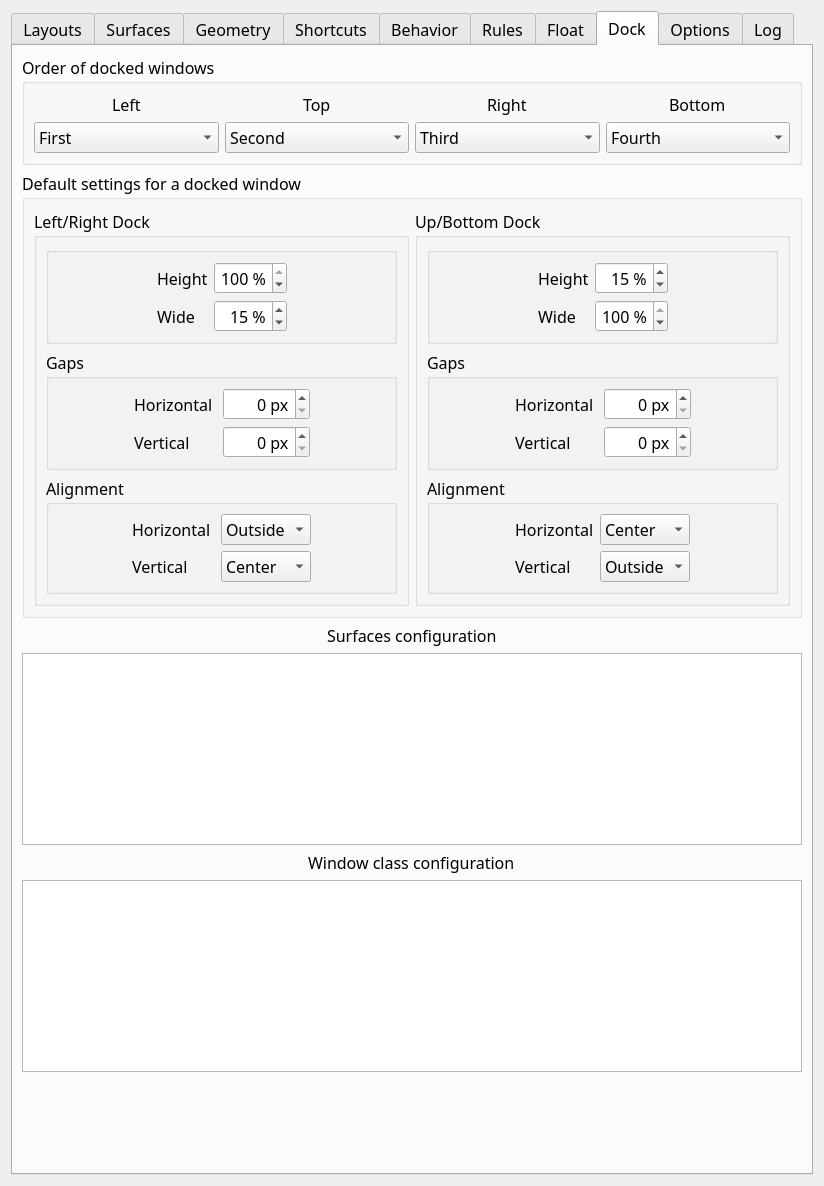
The window that res/config.ui (AndyEveritt/Krohnkite) describes before a commit, drawn with Qt 5.
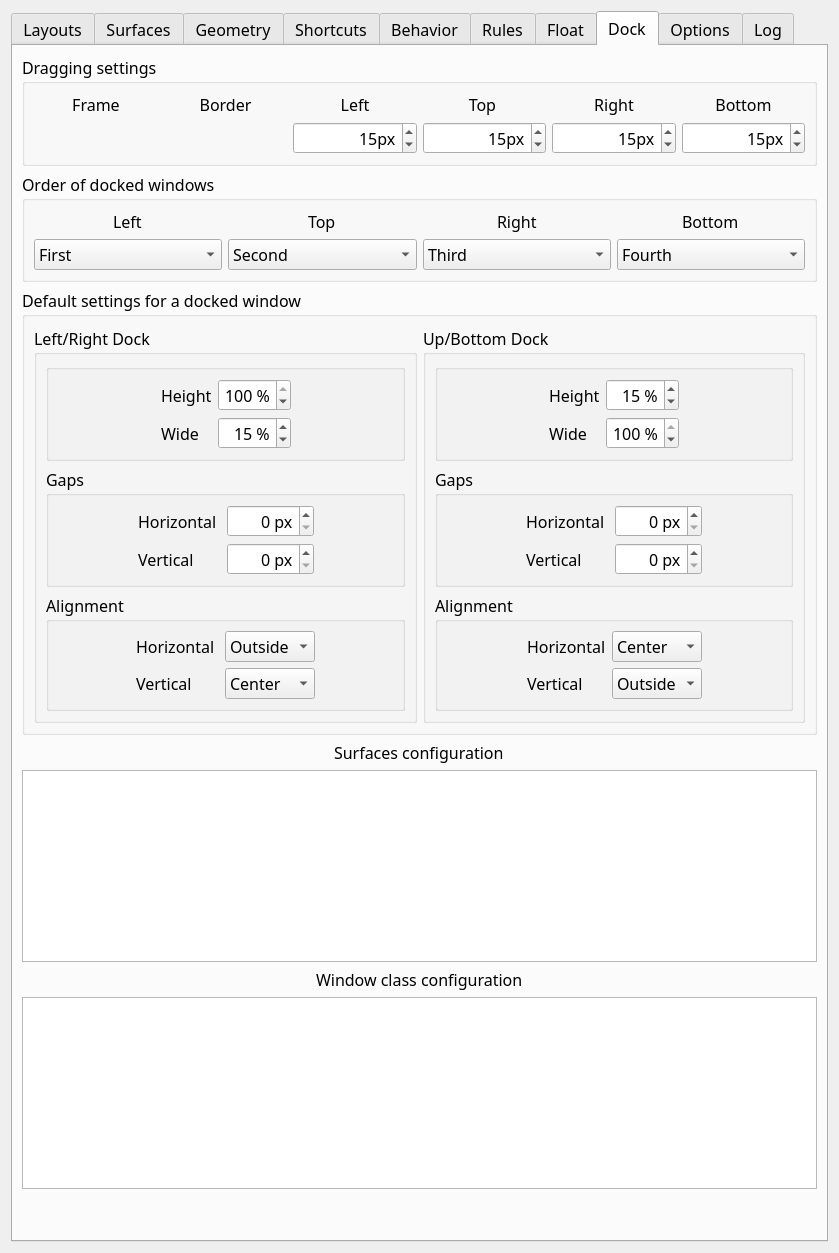
The same window after the commit. The open tabs and pages were chosen to show the change. Icons and pictures are not drawn. Custom widgets are drawn as their Qt base class.

Commit message: ADD: ability to drag Docked widnows, swap them  and dragging to dock tiled windows

```diff
--- a/res/config.ui
+++ b/res/config.ui
@@ -6,8 +6,8 @@
    <rect>
     <x>0</x>
     <y>0</y>
-    <width>824</width>
-    <height>1177</height>
+    <width>837</width>
+    <height>1250</height>
    </rect>
   </property>
   <property name="sizePolicy">
@@ -18,7 +18,7 @@
   </property>
   <property name="minimumSize">
    <size>
-    <width>440</width>
+    <width>0</width>
     <height>0</height>
    </size>
   </property>
@@ -57,7 +57,7 @@
       <string notr="true">font: 12pt &quot;Noto Sans&quot;;</string>
      </property>
      <property name="currentIndex">
-      <number>4</number>
+      <number>0</number>
      </property>
      <widget class="QWidget" name="_1_layoutsTab">
       <property name="sizePolicy">
@@ -4628,17 +4628,7 @@
        <string>Dock</string>
       </attribute>
       <layout class="QGridLayout" name="gridLayout_12">
-       <item row="2" column="0" alignment="Qt::AlignmentFlag::AlignHCenter">
-        <widget class="QLabel" name="label_27">
-         <property name="toolTip">
-          <string>&lt;html&gt;&lt;head/&gt;&lt;body&gt;&lt;p&gt;hv - short name&lt;/p&gt;&lt;/body&gt;&lt;/html&gt;</string>
-         </property>
-         <property name="text">
-          <string>Surfaces configuration</string>
-         </property>
-        </widget>
-       </item>
-       <item row="0" column="0">
+       <item row="1" column="0">
         <widget class="QGroupBox" name="groupBox_16">
          <property name="sizePolicy">
           <sizepolicy hsizetype="Minimum" vsizetype="Maximum">
@@ -4646,6 +4636,12 @@
            <verstretch>0</verstretch>
           </sizepolicy>
          </property>
+         <property name="minimumSize">
+          <size>
+           <width>0</width>
+           <height>0</height>
+          </size>
+         </property>
          <property name="toolTip">
           <string>&lt;html&gt;&lt;head/&gt;&lt;body&gt;&lt;p&gt;hv - short name&lt;/p&gt;&lt;/body&gt;&lt;/html&gt;</string>
          </property>
@@ -4659,71 +4655,6 @@
           <bool>true</bool>
          </property>
          <layout class="QGridLayout" name="gridLayout_16">
-          <item row="0" column="0" alignment="Qt::AlignmentFlag::AlignHCenter">
-           <widget class="QLabel" name="label_17">
-            <property name="toolTip">
-             <string>&lt;html&gt;&lt;head/&gt;&lt;body&gt;&lt;p&gt;hv - short name&lt;/p&gt;&lt;/body&gt;&lt;/html&gt;</string>
-            </property>
-            <property name="text">
-             <string>Left</string>
-            </property>
-           </widget>
-          </item>
-          <item row="0" column="2" alignment="Qt::AlignmentFlag::AlignHCenter">
-           <widget class="QLabel" name="label_29">
-            <property name="toolTip">
-             <string>&lt;html&gt;&lt;head/&gt;&lt;body&gt;&lt;p&gt;hv - short name&lt;/p&gt;&lt;/body&gt;&lt;/html&gt;</string>
-            </property>
-            <property name="text">
-             <string>Right</string>
-            </property>
-           </widget>
-          </item>
-          <item row="0" column="1" alignment="Qt::AlignmentFlag::AlignHCenter">
-           <widget class="QLabel" name="label_18">
-            <property name="toolTip">
-             <string>&lt;html&gt;&lt;head/&gt;&lt;body&gt;&lt;p&gt;hv - short name&lt;/p&gt;&lt;/body&gt;&lt;/html&gt;</string>
-            </property>
-            <property name="text">
-             <string>Top</string>
-            </property>
-           </widget>
-          </item>
-          <item row="1" column="0">
-           <widget class="QComboBox" name="kcfg_dockOrderLeft">
-            <property name="focusPolicy">
-             <enum>Qt::FocusPolicy::ClickFocus</enum>
-            </property>
-            <property name="currentIndex">
-             <number>1</number>
-            </property>
-            <item>
-             <property name="text">
-              <string>Off</string>
-             </property>
-            </item>
-            <item>
-             <property name="text">
-              <string>First</string>
-             </property>
-            </item>
-            <item>
-             <property name="text">
-              <string>Second</string>
-             </property>
-            </item>
-            <item>
-             <property name="text">
-              <string>Third</string>
-             </property>
-            </item>
-            <item>
-             <property name="text">
-              <string>Fourth</string>
-             </property>
-            </item>
-           </widget>
-          </item>
           <item row="0" column="3" alignment="Qt::AlignmentFlag::AlignHCenter">
            <widget class="QLabel" name="label_30">
             <property name="toolTip">
@@ -4734,6 +4665,41 @@
             </property>
            </widget>
           </item>
+          <item row="1" column="3">
+           <widget class="QComboBox" name="kcfg_dockOrderBottom">
+            <property name="focusPolicy">
+             <enum>Qt::FocusPolicy::ClickFocus</enum>
+            </property>
+            <property name="currentIndex">
+             <number>4</number>
+            </property>
+            <item>
+             <property name="text">
+              <string>Off</string>
+             </property>
+            </item>
+            <item>
+             <property name="text">
+              <string>First</string>
+             </property>
+            </item>
+            <item>
+             <property name="text">
+              <string>Second</string>
+             </property>
+            </item>
+            <item>
+             <property name="text">
+              <string>Third</string>
+             </property>
+            </item>
+            <item>
+             <property name="text">
+              <string>Fourth</string>
+             </property>
+            </item>
+           </widget>
+          </item>
           <item row="1" column="1">
            <widget class="QComboBox" name="kcfg_dockOrderTop">
             <property name="focusPolicy">
@@ -4807,13 +4773,23 @@
             </item>
            </widget>
           </item>
-          <item row="1" column="3">
-           <widget class="QComboBox" name="kcfg_dockOrderBottom">
+          <item row="0" column="0" alignment="Qt::AlignmentFlag::AlignHCenter">
+           <widget class="QLabel" name="label_17">
+            <property name="toolTip">
+             <string>&lt;html&gt;&lt;head/&gt;&lt;body&gt;&lt;p&gt;hv - short name&lt;/p&gt;&lt;/body&gt;&lt;/html&gt;</string>
+            </property>
+            <property name="text">
+             <string>Left</string>
+            </property>
+           </widget>
+          </item>
+          <item row="1" column="0">
+           <widget class="QComboBox" name="kcfg_dockOrderLeft">
             <property name="focusPolicy">
              <enum>Qt::FocusPolicy::ClickFocus</enum>
             </property>
             <property name="currentIndex">
-             <number>4</number>
+             <number>1</number>
             </property>
             <item>
              <property name="text">
@@ -4842,10 +4818,30 @@
             </item>
            </widget>
           </item>
+          <item row="0" column="2" alignment="Qt::AlignmentFlag::AlignHCenter">
+           <widget class="QLabel" name="label_29">
+            <property name="toolTip">
+             <string>&lt;html&gt;&lt;head/&gt;&lt;body&gt;&lt;p&gt;hv - short name&lt;/p&gt;&lt;/body&gt;&lt;/html&gt;</string>
+            </property>
+            <property name="text">
+             <string>Right</string>
+            </property>
+           </widget>
+          </item>
+          <item row="0" column="1" alignment="Qt::AlignmentFlag::AlignHCenter">
+           <widget class="QLabel" name="label_18">
+            <property name="toolTip">
+             <string>&lt;html&gt;&lt;head/&gt;&lt;body&gt;&lt;p&gt;hv - short name&lt;/p&gt;&lt;/body&gt;&lt;/html&gt;</string>
+            </property>
+            <property name="text">
+             <string>Top</string>
+            </property>
+           </widget>
+          </item>
          </layout>
         </widget>
        </item>
-       <item row="6" column="0">
+       <item row="7" column="0">
         <spacer name="verticalSpacer_6">
          <property name="toolTip">
           <string>&lt;html&gt;&lt;head/&gt;&lt;body&gt;&lt;p&gt;hv - short name&lt;/p&gt;&lt;/body&gt;&lt;/html&gt;</string>
@@ -4861,14 +4857,17 @@
          </property>
         </spacer>
        </item>
-       <item row="3" column="0">
-        <widget class="QPlainTextEdit" name="kcfg_dockSurfacesConfig">
+       <item row="3" column="0" alignment="Qt::AlignmentFlag::AlignHCenter">
+        <widget class="QLabel" name="label_27">
          <property name="toolTip">
-          <string>&lt;html&gt;&lt;head/&gt;&lt;body&gt;&lt;p&gt;&lt;span style=&quot; font-size:12pt;&quot;&gt;Overriding default parameters for every surface. Format: &lt;/span&gt;&lt;span style=&quot; font-size:12pt; font-weight:700;&quot;&gt;OuputName:ActivityId:VirtualDesktopName:shortname=value,shortname=value... &amp;lt;Enter&amp;gt;&lt;/span&gt;&lt;/p&gt;&lt;p&gt;&lt;span style=&quot; font-size:12pt;&quot;&gt;You can only write down parameters you want to change. You can see the short name of the parameter if you hover over any default parameter above.&lt;/span&gt;&lt;/p&gt;&lt;p&gt;&lt;span style=&quot; font-size:12pt;&quot;&gt;Next example override three params on all surfaces with OutputName=HDMI-A-1 &lt;/span&gt;&lt;/p&gt;&lt;p&gt;&lt;span style=&quot; font-size:12pt; font-weight:700;&quot;&gt;HDMI-A-1:::hh=80,vw=80,ha=left&lt;/span&gt;&lt;/p&gt;&lt;p&gt;&lt;span style=&quot; font-size:12pt;&quot;&gt;this one, will override two params only for defined display, virtual desktop and activity&lt;/span&gt;&lt;/p&gt;&lt;p&gt;&lt;span style=&quot; font-size:12pt; font-weight:700;&quot;&gt;HDMI-A-1:99e10d31-e8f3-44aa-bbed-2a543f13fa54:Desktop 1:vg=5,va=2&lt;/span&gt;&lt;/p&gt;&lt;/body&gt;&lt;/html&gt;</string>
+          <string>&lt;html&gt;&lt;head/&gt;&lt;body&gt;&lt;p&gt;hv - short name&lt;/p&gt;&lt;/body&gt;&lt;/html&gt;</string>
+         </property>
+         <property name="text">
+          <string>Surfaces configuration</string>
          </property>
         </widget>
        </item>
-       <item row="1" column="0">
+       <item row="2" column="0">
         <widget class="QGroupBox" name="groupBox_15">
          <property name="sizePolicy">
           <sizepolicy hsizetype="Minimum" vsizetype="Preferred">
@@ -4932,7 +4931,7 @@
                 <item row="0" column="0">
                  <spacer name="horizontalSpacer_5">
                   <property name="toolTip">
-                   <string>&lt;html&gt;&lt;head/&gt;&lt;body&gt;&lt;p&gt;hv - short name&lt;/p&gt;&lt;/body&gt;&lt;/html&gt;</string>
+                   <string>Horizontal Spacer 'horizontalSpacer_5', 40 x 20</string>
                   </property>
                   <property name="orientation">
                    <enum>Qt::Orientation::Horizontal</enum>
@@ -5602,7 +5601,7 @@
          </layout>
         </widget>
        </item>
-       <item row="4" column="0" alignment="Qt::AlignmentFlag::AlignHCenter">
+       <item row="5" column="0" alignment="Qt::AlignmentFlag::AlignHCenter">
         <widget class="QLabel" name="label_28">
          <property name="toolTip">
           <string>&lt;html&gt;&lt;head/&gt;&lt;body&gt;&lt;p&gt;hv - short name&lt;/p&gt;&lt;/body&gt;&lt;/html&gt;</string>
@@ -5612,13 +5611,264 @@
          </property>
         </widget>
        </item>
-       <item row="5" column="0">
+       <item row="6" column="0">
         <widget class="QPlainTextEdit" name="kcfg_dockWindowClassConfig">
          <property name="toolTip">
           <string>&lt;html&gt;&lt;head/&gt;&lt;body&gt;&lt;p&gt;Overriding default parameters for the specified WindowClass. Format:&lt;/p&gt;&lt;p&gt;&lt;span style=&quot; font-weight:700;&quot;&gt;WindowClass&lt;/span&gt;&lt;span style=&quot; font-weight:700; color:#ff0000;&quot;&gt;:&lt;/span&gt;&lt;span style=&quot; font-weight:700;&quot;&gt;SpecialFlag,SpecialFlag...&lt;/span&gt;&lt;span style=&quot; font-weight:700; color:#ff0000;&quot;&gt;:&lt;/span&gt;&lt;span style=&quot; font-weight:700;&quot;&gt;shortname=value,shortname=value...&amp;lt;Enter&amp;gt;&lt;/span&gt;&lt;/p&gt;&lt;p&gt;format with specified titlе, you can specify only part of the title by writing it in square brackets:&lt;/p&gt;&lt;p&gt;&lt;span style=&quot; font-weight:700;&quot;&gt;WindowClass&lt;/span&gt;&lt;span style=&quot; font-weight:700; color:#ff0000;&quot;&gt;:&lt;/span&gt;&lt;span style=&quot; font-weight:700;&quot;&gt;Title&lt;/span&gt;&lt;span style=&quot; font-weight:700; color:#ff0000;&quot;&gt;:&lt;/span&gt;&lt;span style=&quot; font-weight:700;&quot;&gt;SpecialFlag,SpecialFlag...&lt;/span&gt;&lt;span style=&quot; font-weight:700; color:#ff0000;&quot;&gt;:&lt;/span&gt;&lt;span style=&quot; font-weight:700;&quot;&gt;shortname=value,shortname=value...&amp;lt;Enter&amp;gt;&lt;/span&gt;&lt;/p&gt;&lt;p&gt;&lt;span style=&quot; font-weight:700;&quot;&gt;pin - &lt;/span&gt;docked window with this flag will displace another if their positions are equal.&lt;/p&gt;&lt;p&gt;&lt;span style=&quot; font-weight:700;&quot;&gt;left,right,top,bottom&lt;/span&gt; - you can use one them to explicitly set the initial position.&lt;/p&gt;&lt;p&gt;&lt;span style=&quot; font-weight:700;&quot;&gt;auto&lt;/span&gt; - automatically makes a window docked. Krohnkite version &amp;gt;=0.9.9.1&lt;/p&gt;&lt;p&gt;You can only write down the parameters you want to change. You can see the short name of the parameter if you hover over any default parameter above.&lt;/p&gt;&lt;p&gt;Examples:&lt;/p&gt;&lt;p&gt;1. if Elisa switches to dock it will have higher priority, top dock position and 10% of screen height &lt;/p&gt;&lt;p&gt;org.kde.elisa&lt;span style=&quot; font-weight:700;&quot;&gt;:pin,top:hh=10&lt;/span&gt;&lt;/p&gt;&lt;p&gt;2. Conky automatic docking:     &lt;span style=&quot; font-family:'Hack'; font-weight:700;&quot;&gt;Conky&lt;/span&gt;&lt;span style=&quot; font-weight:700; color:#ff0000;&quot;&gt;:&lt;/span&gt;&lt;span style=&quot; font-family:'Hack'; font-weight:700;&quot;&gt;auto&lt;/span&gt;&lt;span style=&quot; font-weight:700; color:#ff0000;&quot;&gt;:&lt;/span&gt;&lt;span style=&quot; font-family:'Hack'; font-weight:700;&quot;/&gt;&lt;/p&gt;&lt;p&gt;&lt;span style=&quot; font-family:'Hack';&quot;&gt;3.With title specified: &lt;/span&gt;&lt;span style=&quot; font-weight:700;&quot;&gt;com.obsproject.Studio&lt;/span&gt;&lt;span style=&quot; font-weight:700; color:#ff0000;&quot;&gt;:&lt;/span&gt;&lt;span style=&quot; font-weight:700;&quot;&gt;Scripts&lt;/span&gt;&lt;span style=&quot; font-weight:700; color:#ff0000;&quot;&gt;:&lt;/span&gt;&lt;span style=&quot; font-weight:700;&quot;&gt;auto,left&lt;/span&gt;&lt;span style=&quot; font-weight:700; color:#ff0000;&quot;&gt;:&lt;/span&gt;&lt;span style=&quot; font-weight:700;&quot;&gt;vw=50&lt;/span&gt;&lt;/p&gt;&lt;/body&gt;&lt;/html&gt;</string>
          </property>
         </widget>
        </item>
+       <item row="4" column="0">
+        <widget class="QPlainTextEdit" name="kcfg_dockSurfacesConfig">
+         <property name="toolTip">
+          <string>&lt;html&gt;&lt;head/&gt;&lt;body&gt;&lt;p&gt;&lt;span style=&quot; font-size:12pt;&quot;&gt;Overriding default parameters for every surface. Format: &lt;/span&gt;&lt;span style=&quot; font-size:12pt; font-weight:700;&quot;&gt;OuputName:ActivityId:VirtualDesktopName:shortname=value,shortname=value... &amp;lt;Enter&amp;gt;&lt;/span&gt;&lt;/p&gt;&lt;p&gt;&lt;span style=&quot; font-size:12pt;&quot;&gt;You can only write down parameters you want to change. You can see the short name of the parameter if you hover over any default parameter above.&lt;/span&gt;&lt;/p&gt;&lt;p&gt;&lt;span style=&quot; font-size:12pt;&quot;&gt;Next example override three params on all surfaces with OutputName=HDMI-A-1 &lt;/span&gt;&lt;/p&gt;&lt;p&gt;&lt;span style=&quot; font-size:12pt; font-weight:700;&quot;&gt;HDMI-A-1:::hh=80,vw=80,ha=left&lt;/span&gt;&lt;/p&gt;&lt;p&gt;&lt;span style=&quot; font-size:12pt;&quot;&gt;this one, will override two params only for defined display, virtual desktop and activity&lt;/span&gt;&lt;/p&gt;&lt;p&gt;&lt;span style=&quot; font-size:12pt; font-weight:700;&quot;&gt;HDMI-A-1:99e10d31-e8f3-44aa-bbed-2a543f13fa54:Desktop 1:vg=5,va=2&lt;/span&gt;&lt;/p&gt;&lt;/body&gt;&lt;/html&gt;</string>
+         </property>
+        </widget>
+       </item>
+       <item row="0" column="0">
+        <widget class="QGroupBox" name="groupBox_34">
+         <property name="title">
+          <string>Dragging settings</string>
+         </property>
+         <layout class="QGridLayout" name="gridLayout_35">
+          <item row="0" column="2">
+           <widget class="QLabel" name="label_6">
+            <property name="text">
+             <string>Border</string>
+            </property>
+            <property name="alignment">
+             <set>Qt::AlignmentFlag::AlignCenter</set>
+            </property>
+           </widget>
+          </item>
+          <item row="0" column="3">
+           <widget class="QLabel" name="label_2">
+            <property name="text">
+             <string>Left</string>
+            </property>
+            <property name="alignment">
+             <set>Qt::AlignmentFlag::AlignCenter</set>
+            </property>
+           </widget>
+          </item>
+          <item row="1" column="1">
+           <widget class="KColorButton" name="kcfg_dockFrameColor">
+            <property name="sizePolicy">
+             <sizepolicy hsizetype="Minimum" vsizetype="Preferred">
+              <horstretch>0</horstretch>
+              <verstretch>0</verstretch>
+             </sizepolicy>
+            </property>
+            <property name="minimumSize">
+             <size>
+              <width>0</width>
+              <height>0</height>
+             </size>
+            </property>
+            <property name="toolTip">
+             <string>&lt;html&gt;&lt;head/&gt;&lt;body&gt;&lt;p&gt;Fill color of the rectangle shown while dragging a window over a dock slot. &lt;span style=&quot; font-weight:700; text-decoration: underline;&quot;&gt;Default value&lt;/span&gt;: Red:&lt;span style=&quot; font-weight:700;&quot;&gt;61&lt;/span&gt;, Green:&lt;span style=&quot; font-weight:700;&quot;&gt;135&lt;/span&gt;, Blue:&lt;span style=&quot; font-weight:700;&quot;&gt;240&lt;/span&gt;, Alpha:&lt;span style=&quot; font-weight:700;&quot;&gt;77&lt;/span&gt;&lt;/p&gt;&lt;/body&gt;&lt;/html&gt;</string>
+            </property>
+            <property name="default">
+             <bool>true</bool>
+            </property>
+            <property name="flat">
+             <bool>true</bool>
+            </property>
+            <property name="color">
+             <color alpha="77">
+              <red>61</red>
+              <green>135</green>
+              <blue>240</blue>
+             </color>
+            </property>
+            <property name="defaultColor">
+             <color alpha="77">
+              <red>61</red>
+              <green>135</green>
+              <blue>240</blue>
+             </color>
+            </property>
+            <property name="alphaChannelEnabled">
+             <bool>true</bool>
+            </property>
+           </widget>
+          </item>
+          <item row="0" column="7">
+           <widget class="QLabel" name="label_5">
+            <property name="text">
+             <string>Bottom</string>
+            </property>
+            <property name="alignment">
+             <set>Qt::AlignmentFlag::AlignCenter</set>
+            </property>
+           </widget>
+          </item>
+          <item row="1" column="7">
+           <widget class="mySpinBox" name="kcfg_dockBottomDragZone">
+            <property name="toolTip">
+             <string>&lt;html&gt;&lt;head/&gt;&lt;body&gt;&lt;p&gt;Thickness in pixels of the bottom screen edge that docks a dragged window. Set to 0 to disable docking to the bottom edge.&lt;/p&gt;&lt;/body&gt;&lt;/html&gt;</string>
+            </property>
+            <property name="alignment">
+             <set>Qt::AlignmentFlag::AlignRight|Qt::AlignmentFlag::AlignTrailing|Qt::AlignmentFlag::AlignVCenter</set>
+            </property>
+            <property name="suffix">
+             <string>px</string>
+            </property>
+            <property name="minimum">
+             <number>0</number>
+            </property>
+            <property name="maximum">
+             <number>999</number>
+            </property>
+            <property name="value">
+             <number>15</number>
+            </property>
+           </widget>
+          </item>
+          <item row="0" column="6">
+           <widget class="QLabel" name="label_4">
+            <property name="text">
+             <string>Right</string>
+            </property>
+            <property name="alignment">
+             <set>Qt::AlignmentFlag::AlignCenter</set>
+            </property>
+           </widget>
+          </item>
+          <item row="0" column="5">
+           <widget class="QLabel" name="label_3">
+            <property name="text">
+             <string>Top </string>
+            </property>
+            <property name="alignment">
+             <set>Qt::AlignmentFlag::AlignCenter</set>
+            </property>
+           </widget>
+          </item>
+          <item row="1" column="6">
+           <widget class="mySpinBox" name="kcfg_dockRightDragZone">
+            <property name="toolTip">
+             <string>&lt;html&gt;&lt;head/&gt;&lt;body&gt;&lt;p&gt;Thickness in pixels of the right screen edge that docks a dragged window. Set to 0 to disable docking to the right edge.&lt;/p&gt;&lt;/body&gt;&lt;/html&gt;</string>
+            </property>
+            <property name="alignment">
+             <set>Qt::AlignmentFlag::AlignRight|Qt::AlignmentFlag::AlignTrailing|Qt::AlignmentFlag::AlignVCenter</set>
+            </property>
+            <property name="suffix">
+             <string>px</string>
+            </property>
+            <property name="minimum">
+             <number>0</number>
+            </property>
+            <property name="maximum">
+             <number>999</number>
+            </property>
+            <property name="value">
+             <number>15</number>
+            </property>
+           </widget>
+          </item>
+          <item row="1" column="5">
+           <widget class="mySpinBox" name="kcfg_dockTopDragZone">
+            <property name="toolTip">
+             <string>&lt;html&gt;&lt;head/&gt;&lt;body&gt;&lt;p&gt;Thickness in pixels of the top screen edge that docks a dragged window. Set to 0 to disable docking to the top edge.&lt;/p&gt;&lt;/body&gt;&lt;/html&gt;</string>
+            </property>
+            <property name="alignment">
+             <set>Qt::AlignmentFlag::AlignRight|Qt::AlignmentFlag::AlignTrailing|Qt::AlignmentFlag::AlignVCenter</set>
+            </property>
+            <property name="suffix">
+             <string>px</string>
+            </property>
+            <property name="minimum">
+             <number>0</number>
+            </property>
+            <property name="maximum">
+             <number>999</number>
+            </property>
+            <property name="value">
+             <number>15</number>
+            </property>
+           </widget>
+          </item>
+          <item row="1" column="3">
+           <widget class="mySpinBox" name="kcfg_dockLeftDragZone">
+            <property name="toolTip">
+             <string>&lt;html&gt;&lt;head/&gt;&lt;body&gt;&lt;p&gt;Thickness in pixels of the left screen edge that docks a dragged window. Set to 0 to disable docking to the left edge.&lt;/p&gt;&lt;/body&gt;&lt;/html&gt;</string>
+            </property>
+            <property name="alignment">
+             <set>Qt::AlignmentFlag::AlignRight|Qt::AlignmentFlag::AlignTrailing|Qt::AlignmentFlag::AlignVCenter</set>
+            </property>
+            <property name="suffix">
+             <string>px</string>
+            </property>
+            <property name="minimum">
+             <number>0</number>
+            </property>
+            <property name="maximum">
+             <number>999</number>
+            </property>
+            <property name="value">
+             <number>15</number>
+            </property>
+           </widget>
+          </item>
+          <item row="0" column="1">
+           <widget class="QLabel" name="label">
+            <property name="text">
+             <string>Frame</string>
+            </property>
+            <property name="alignment">
+             <set>Qt::AlignmentFlag::AlignCenter</set>
+            </property>
+           </widget>
+          </item>
+          <item row="1" column="2">
+           <widget class="KColorButton" name="kcfg_dockBorderColor">
+            <property name="sizePolicy">
+             <sizepolicy hsizetype="Minimum" vsizetype="Minimum">
+              <horstretch>0</horstretch>
+              <verstretch>0</verstretch>
+             </sizepolicy>
+            </property>
+            <property name="minimumSize">
+             <size>
+              <width>0</width>
+              <height>0</height>
+             </size>
+            </property>
+            <property name="toolTip">
+             <string>&lt;html&gt;&lt;head/&gt;&lt;body&gt;&lt;p&gt;Border color of the rectangle shown while dragging a window over a dock slot. &lt;span style=&quot; font-weight:700; text-decoration: underline;&quot;&gt;Default value&lt;/span&gt;: Red:&lt;span style=&quot; font-weight:700;&quot;&gt;61&lt;/span&gt;, Green:&lt;span style=&quot; font-weight:700;&quot;&gt;135&lt;/span&gt;, Blue:&lt;span style=&quot; font-weight:700;&quot;&gt;240&lt;/span&gt;, Alpha:&lt;span style=&quot; font-weight:700;&quot;&gt;230&lt;/span&gt;&lt;/p&gt;&lt;/body&gt;&lt;/html&gt;</string>
+            </property>
+            <property name="autoDefault">
+             <bool>true</bool>
+            </property>
+            <property name="default">
+             <bool>true</bool>
+            </property>
+            <property name="flat">
+             <bool>true</bool>
+            </property>
+            <property name="color">
+             <color alpha="230">
+              <red>61</red>
+              <green>135</green>
+              <blue>240</blue>
+             </color>
+            </property>
+            <property name="defaultColor">
+             <color alpha="230">
+              <red>61</red>
+              <green>135</green>
+              <blue>240</blue>
+             </color>
+            </property>
+            <property name="alphaChannelEnabled">
+             <bool>true</bool>
+            </property>
+           </widget>
+          </item>
+         </layout>
+        </widget>
+       </item>
       </layout>
      </widget>
      <widget class="QWidget" name="_7_optionsTab">
@@ -5964,6 +6214,19 @@
          </property>
         </widget>
        </item>
+       <item>
+        <widget class="QCheckBox" name="kcfg_dragPreview">
+         <property name="toolTip">
+          <string>Draw a translucent rectangle at the dock slot a dragged window will occupy when the drag is over.</string>
+         </property>
+         <property name="text">
+          <string>Show a preview rectangle when dragging a window over a dock slot</string>
+         </property>
+         <property name="checked">
+          <bool>true</bool>
+         </property>
+        </widget>
+       </item>
        <item>
         <widget class="QCheckBox" name="kcfg_preventMinimize">
          <property name="text">
@@ -6313,6 +6576,11 @@
   </layout>
  </widget>
  <customwidgets>
+  <customwidget>
+   <class>KColorButton</class>
+   <extends>QPushButton</extends>
+   <header>kcolorbutton.h</header>
+  </customwidget>
   <customwidget>
    <class>mySpinBox</class>
    <extends>QSpinBox</extends>
```
The commit also changes 21 other files.
